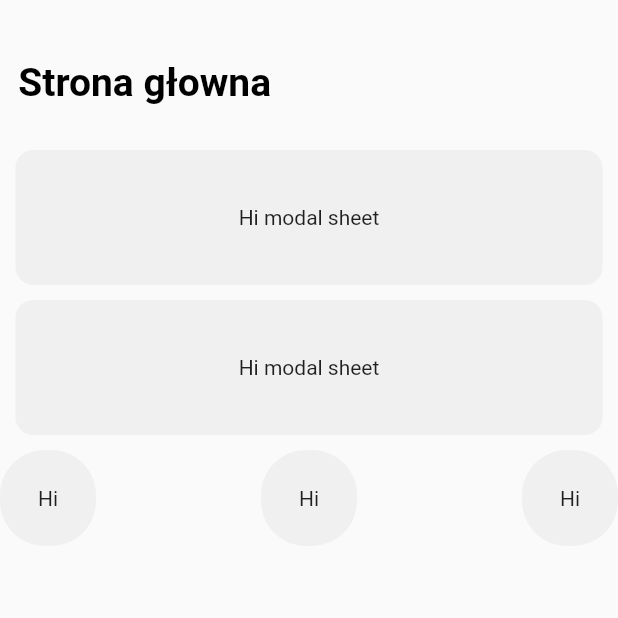
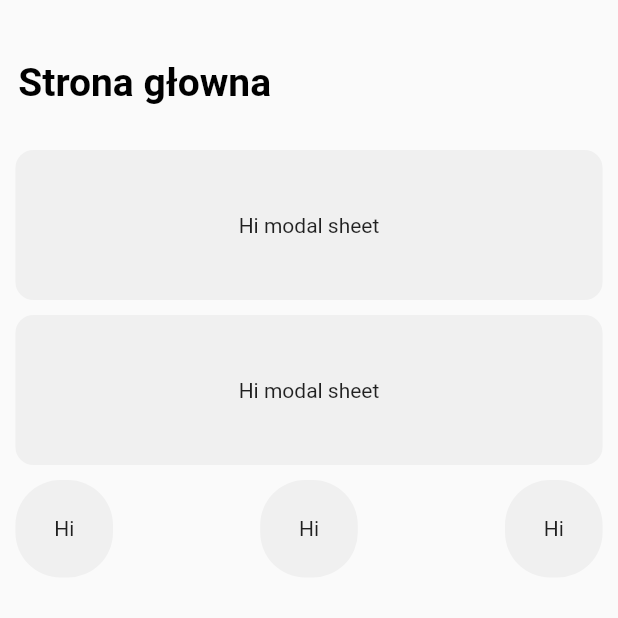
Before and after one commit to agh-educloud/mobile, a Flutter app: the Main screen opened directly, on a phone screen of 412 x 824 dp, the top half of it. Run offline on Flutter 3.47's test engine with Material 2 defaults, Android fonts, the phone set to English and light mode, and no system bars; our stand-ins replace random_string; missing offline and left inert: grpc, protobuf; Roboto replaces fonts that are missing (Oxygen).

Commit message:
[5] Updated row width

```diff
--- a/lib/screens/main/main.dart
+++ b/lib/screens/main/main.dart
@@ -16,7 +16,9 @@ class Main extends StatelessWidget {
           new Padding(padding: EdgeInsets.all(5.0)),
           new GreyRoundedRectangle(),
           new Padding(padding: EdgeInsets.all(5.0)),
-          Row(
+          new Container(
+            width: MediaQuery.of(context).size.width * 0.95,
+            child: Row(
               mainAxisAlignment: MainAxisAlignment.spaceBetween,
               children: <Widget>[
                 new GreyCircle(),
@@ -24,6 +26,7 @@ class Main extends StatelessWidget {
                 new GreyCircle()
               ],
             ),
+          )
         ]))));
   }
 }
@@ -55,7 +58,7 @@ class GreyRoundedRectangle extends StatelessWidget {
   @override
   Widget build(BuildContext context) {
     return new Container(
-      height: 90.0,
+      height: 100.0,
       width: MediaQuery.of(context).size.width * 0.95,
       color: Colors.transparent,
       child: new Container(
@@ -73,8 +76,8 @@ class GreyCircle extends StatelessWidget {
   @override
   Widget build(BuildContext context) {
     return new Container(
-      height: 64,
-      width: 64,
+      height: 65,
+      width: 65,
       color: Colors.transparent,
       child: new Container(
           decoration: new BoxDecoration(
```
Lines whose indentation alone changed are shown as unchanged.
